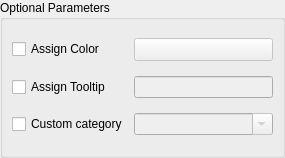
Qt form CustomWidgets/buttonPropWidget.ui (dsgoficial/DsgTools) before a commit.
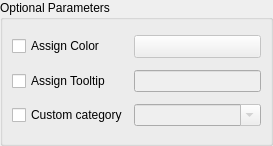
The same form after that commit. Custom widgets are drawn as their Qt base class.

Commit message: com comentarios luiz xD

```diff
--- a/CustomWidgets/buttonPropWidget.ui
+++ b/CustomWidgets/buttonPropWidget.ui
@@ -6,8 +6,8 @@
    <rect>
     <x>0</x>
     <y>0</y>
-    <width>285</width>
-    <height>158</height>
+    <width>273</width>
+    <height>146</height>
    </rect>
   </property>
   <property name="windowTitle">
```
The commit also changes 1 other file.
